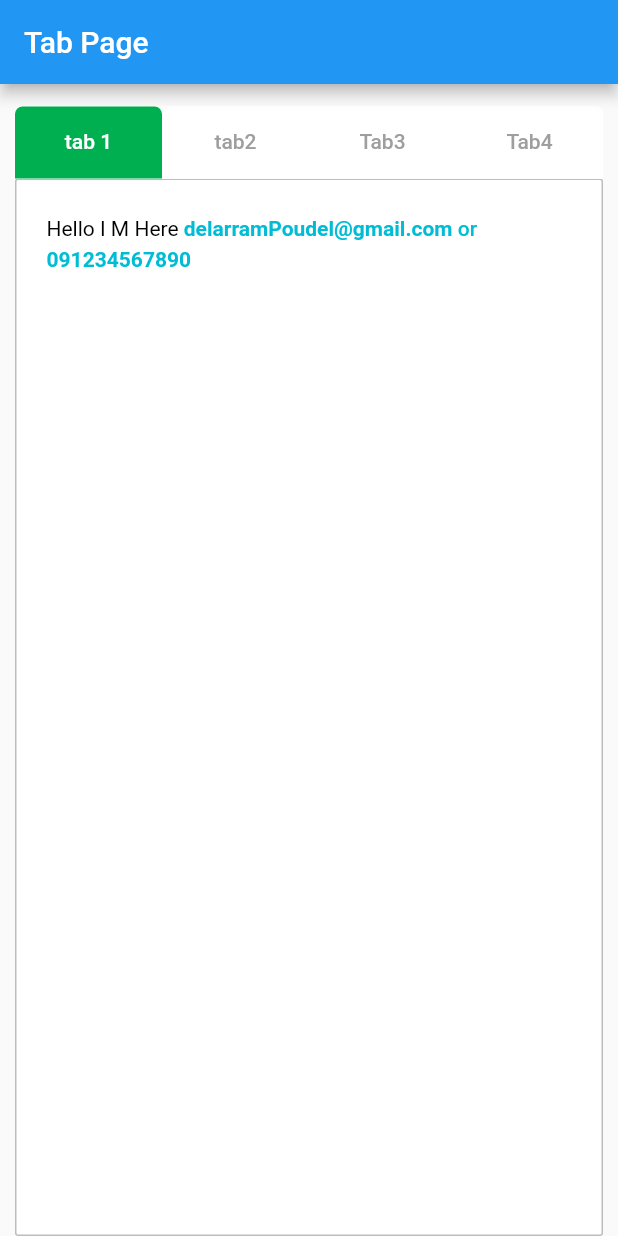
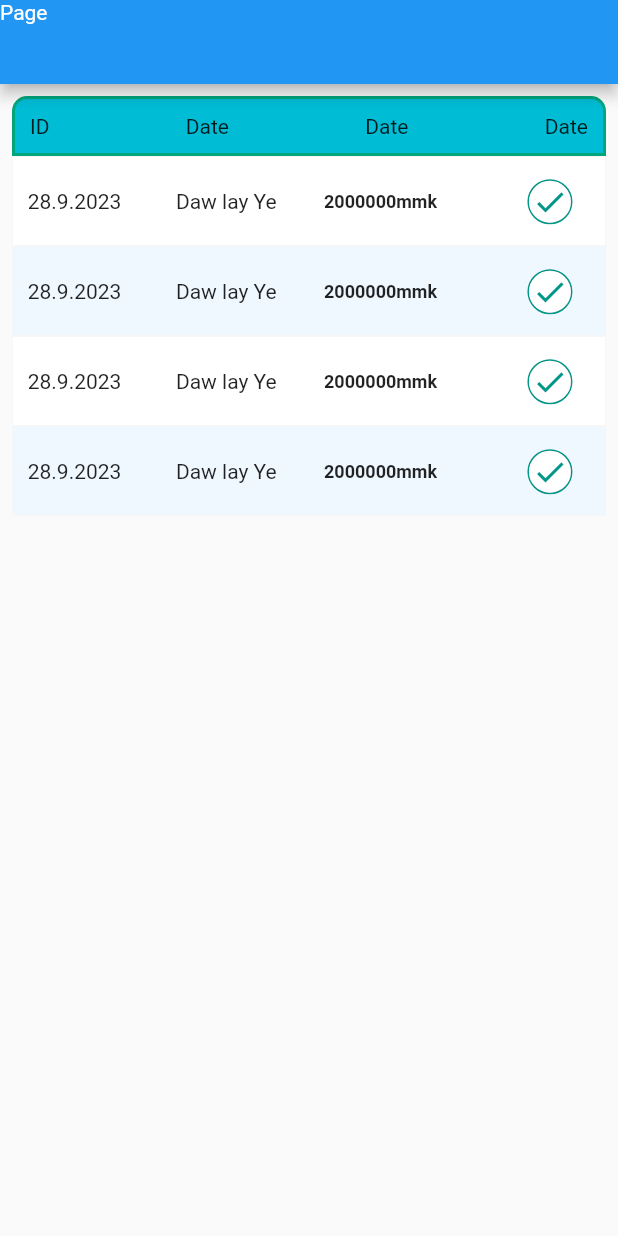
Before and after one commit to Delarram/flutter-collection, a Flutter app: the screen it shows after launch, on a phone screen of 412 x 824 dp. Run offline on Flutter 3.47's test engine with Material 2 defaults, Android fonts, the phone set to English and light mode, and no system bars.

Commit message:
added table page

```diff
--- a/lib/main.dart
+++ b/lib/main.dart
@@ -1,4 +1,5 @@
 import 'package:flutter/material.dart';
+import 'package:fluttercollection/pages/table/table_page.dart';
 import 'package:fluttercollection/pages/tabpage/tab_page.dart';
 
 void main() {
@@ -12,8 +13,8 @@ class MyApp extends StatelessWidget {
   @override
   Widget build(BuildContext context) {
     return MaterialApp(
-
-      home:TabPage()
+      debugShowCheckedModeBanner: false,
+      home:TablePage()
     );
   }
 }
--- /dev/null
+++ b/lib/pages/table/table_page.dart
@@ -0,0 +1,29 @@
+import 'package:flutter/cupertino.dart';
+import 'package:flutter/material.dart';
+import 'package:fluttercollection/pages/table/table_section.dart';
+
+class TablePage extends StatelessWidget {
+  const TablePage({Key? key}) : super(key: key);
+
+  @override
+  Widget build(BuildContext context) {
+    return Scaffold(
+      appBar: AppBar(
+        leading: Text("Page"),
+
+      ),
+      body: SafeArea(
+        child: SingleChildScrollView(
+          child: Padding(
+            padding: const EdgeInsets.all(8.0),
+            child: Column(
+              children: [
+                TableSection(onTapTable: (){})
+              ],
+            ),
+          ),
+        ),
+      ),
+    );
+  }
+}
--- a/lib/pages/table/table_section.dart
+++ b/lib/pages/table/table_section.dart
@@ -3,8 +3,8 @@ import 'package:fluttercollection/resources/color_constant.dart';
 
 
 
-class BookingTable extends StatelessWidget {
-  const BookingTable({Key? key, required this.onTapTable}) : super(key: key);
+class TableSection extends StatelessWidget {
+  const TableSection({Key? key, required this.onTapTable}) : super(key: key);
   final VoidCallback onTapTable;
   @override
   Widget build(BuildContext context) {
```
